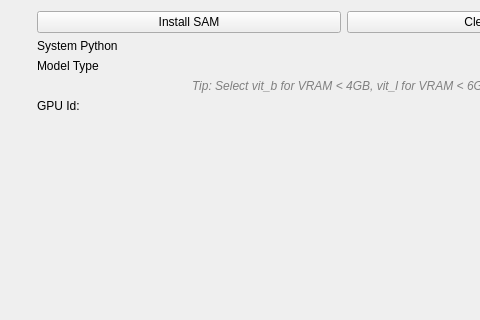
The window that Plugins/org.mitk.gui.qt.segmentation/src/QmitkSegmentAnythingPreferencePage.ui (MITK/MITK) describes before a commit, drawn with Qt 5; both pictures show x 0 to 480 and y 0 to 320 of the 656 by 779 pixel window.
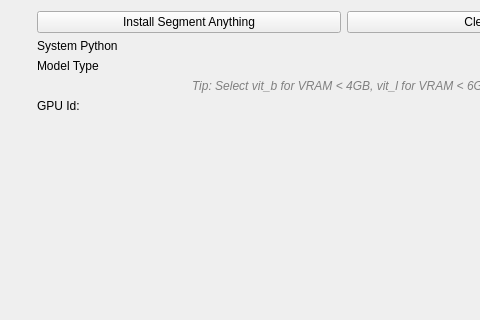
The same window after the commit. Custom widgets are drawn as their Qt base class.

Commit message: Rename SAM to Segment Anything

Patch:
```diff
--- a/Plugins/org.mitk.gui.qt.segmentation/src/QmitkSegmentAnythingPreferencePage.ui
+++ b/Plugins/org.mitk.gui.qt.segmentation/src/QmitkSegmentAnythingPreferencePage.ui
@@ -28,7 +28,7 @@
         </sizepolicy>
        </property>
        <property name="text">
-        <string>Install SAM</string>
+        <string>Install Segment Anything</string>
        </property>
       </widget>
      </item>
```
The commit also changes 6 other files.
